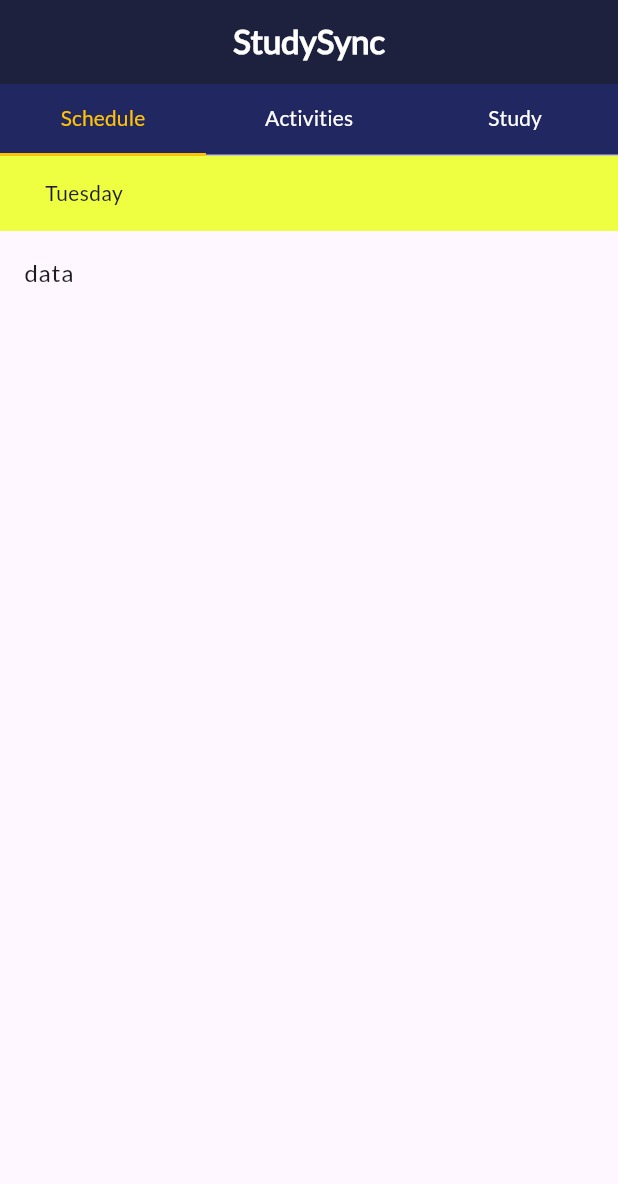
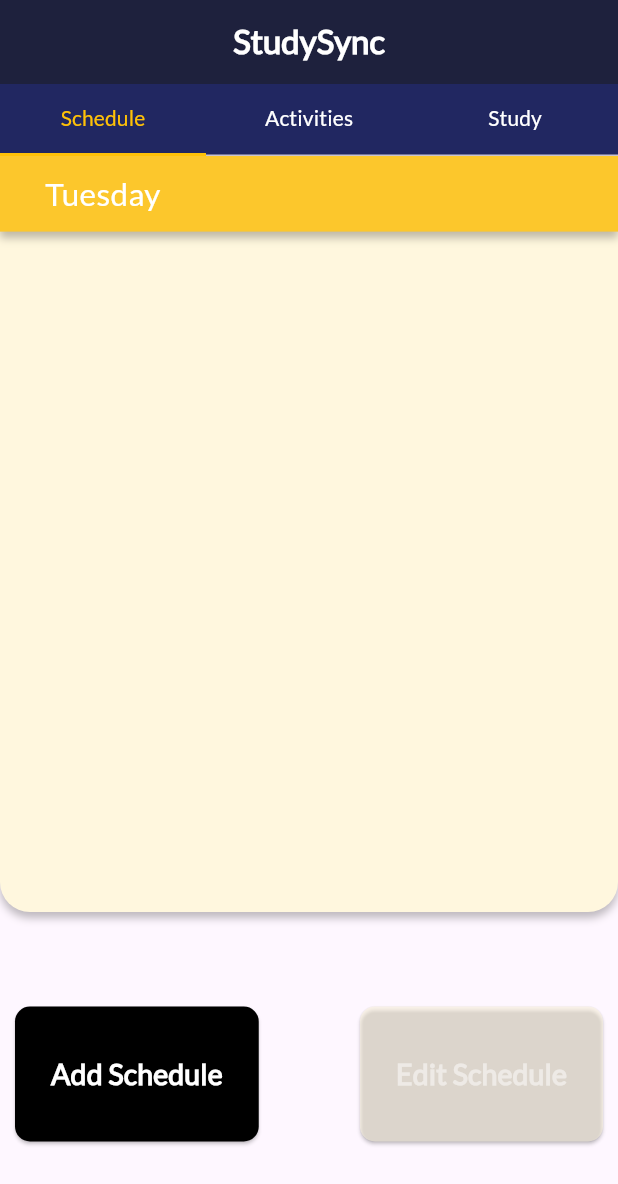
Before and after one commit to NaitoXyan/StudySync, a Flutter app: the screen it shows after launch, on a phone screen of 412 x 824 dp. Shown: the top 1184 px of the screen. Run offline on Flutter 3.47's test engine with Material 3 defaults, Android fonts, the phone set to English and light mode, and no system bars; our stand-ins replace awesome_notifications, shared_preferences.

Commit message:
mana schedule, add schedule

```diff
--- a/lib/activityList.dart
+++ /dev/null
@@ -1 +0,0 @@
-List<Map<String, String>> activitiesList = [];
--- a/lib/activityScreen.dart
+++ b/lib/activityScreen.dart
@@ -3,7 +3,7 @@ import 'package:flutter/material.dart';
 import 'package:intl/intl.dart';
 import 'package:studysync/activityDetails.dart';
 import 'package:studysync/addActivityScreen.dart';
-import 'package:studysync/activityList.dart';
+import 'package:studysync/allList.dart';
 
 class ActivityScreen extends StatefulWidget {
   const ActivityScreen({super.key});
@@ -42,7 +42,9 @@ class _ActivityScreenState extends State<ActivityScreen> with SingleTickerProvid
 
   @override
   void initState() {
+    // repeat one animation
     repeatOnce();
+    // timer to  update activities' color
     timer = Timer.periodic(const Duration(minutes: 1), (timer) {
       setState(() {
         currentTime = DateTime.now();
--- a/lib/addActivityScreen.dart
+++ b/lib/addActivityScreen.dart
@@ -1,6 +1,6 @@
 import 'package:flutter/material.dart';
 import 'package:intl/intl.dart';
-import 'package:studysync/activityList.dart';
+import 'package:studysync/allList.dart';
 import 'package:studysync/activityNotification.dart';
 import 'package:studysync/subjects.dart';
 
--- /dev/null
+++ b/lib/allList.dart
@@ -0,0 +1,5 @@
+// list for activities
+List<Map<String, String>> activitiesList = [];
+List<Map<String, String>> scheduleList = [];
+// list for days
+List<String> days = ['Sunday', 'Monday', 'Tuesday', 'Wednesday', 'Thursday', 'Friday', 'Saturday'];
--- a/lib/schedule.dart
+++ b/lib/schedule.dart
@@ -1,5 +1,7 @@
 import 'package:flutter/material.dart';
 import 'package:intl/intl.dart';
+import 'package:studysync/addSchedule.dart';
+import 'package:studysync/allList.dart';
 
 class ScheduleScreen extends StatefulWidget {
   const ScheduleScreen({super.key});
@@ -8,24 +10,177 @@ class ScheduleScreen extends StatefulWidget {
   State<ScheduleScreen> createState() => _ScheduleScreenState();
 }
 
-class _ScheduleScreenState extends State<ScheduleScreen> {
+class _ScheduleScreenState extends State<ScheduleScreen> with SingleTickerProviderStateMixin {
 
   var date = DateTime.now();
+
+  // defining the Animation Controller
+  late final AnimationController _animationController = AnimationController(
+    duration: const Duration(milliseconds: 400),
+    vsync: this,
+  );
+
+  // defining the Offset of the animation
+  late final Animation<Offset> _offsetAnimation = Tween<Offset>(
+    begin: const Offset(0.0, -1.0),
+    end: const Offset(0.0, 0.0),
+  ).animate(
+      CurvedAnimation(
+        parent: _animationController,
+        curve: Curves.ease,
+      )
+  );
+
+  //make animation perform once and stop
+  void repeatOnce() async {
+    await _animationController.forward();
+  }
+
+  @override
+  void initState() {
+    repeatOnce();
+    super.initState();
+  }
+
+  @override
+  void dispose() {
+    _animationController.dispose();
+    super.dispose();
+  }
 
   @override
   Widget build (BuildContext context) {
     return Column(
       children: [
+        Expanded(
+            flex: 7,
+            child: SlideTransition(
+              // the offset which we define above
+              position: _offsetAnimation,
+              child: Container(
+                decoration: const BoxDecoration(
+                    color: Color(0xFFFFF7DE),
+                    borderRadius: BorderRadius.only(
+                      bottomLeft: Radius.circular(20),
+                      bottomRight: Radius.circular(20),
+                    ),
+                    boxShadow: [
+                      BoxShadow(
+                        color: Color(0x40000000),
+                        blurRadius: 4,
+                        offset: Offset(0, 4),
+                      )]),
+                child: Column(
+                  children: [
                     scheduleDay(),
-        Expanded(child: scheduleList(),)
+                    scheduleListBuilder()
+                  ],
+                ),
+              ),
+            )
+        ),
+
+        Expanded(
+          flex: 3,
+          child: Padding(
+            padding: const EdgeInsets.symmetric(horizontal: 10),
+            child: Row(
+              mainAxisAlignment: MainAxisAlignment.spaceBetween,
+              children: [
+                SizedBox(
+                  height: 90,
+                  child: ElevatedButton(
+                    onPressed: () async {
+                      final result = await Navigator.push(
+                          context,
+                          MaterialPageRoute(builder: (context) => AddSchedule())
+                      );
+
+                      if (result != null) {
+                        setState(() {
+                          scheduleList.add(result);
+                        });
+                      }
+                    },
+                    style: ElevatedButton.styleFrom(
+                        backgroundColor: const Color(0xff000000),
+                        shape: RoundedRectangleBorder(
+                            borderRadius: BorderRadius.circular(10.0)
+                        )
+                    ),
+
+                    child: const Text('Add Schedule',
+                      style: TextStyle(
+                          color: Colors.white,
+                          fontSize: 19,
+                          fontWeight: FontWeight.w600
+                      ),
+                    ),
+                  ),
+                ),
+
+                SizedBox(
+                  height: 90,
+                  child: ElevatedButton(
+                    onPressed: () async {
+
+                    },
+                    style: ElevatedButton.styleFrom(
+                        backgroundColor: Color(buttonColor()),
+                        shape: RoundedRectangleBorder(
+                            borderRadius: BorderRadius.circular(10.0)
+                        )
+                    ),
+
+                    child: Text('Edit Schedule',
+                      style: TextStyle(
+                          color: Color(textColor()),
+                          fontSize: 19,
+                          fontWeight: FontWeight.w600
+                      ),
+                    ),
+                  ),
+                ),
+              ],
+            ),
+          )
+        ),
       ],
     );
   }
 
+  textColor() {
+    if (scheduleList.isEmpty) {
+      return 0x80FFFFFF;
+    }
+    else {
+      return 0xFFFFFFFF;
+    }
+  }
+
+  buttonColor() {
+    if (scheduleList.isEmpty) {
+      return 0x80FFF7DE;
+    }
+    else {
+      return 0xFF212761;
+    }
+  }
+
   Widget scheduleDay() {
-    return Container(
-      height: 50,
-      color: Colors.limeAccent,
+    return Expanded(
+      flex: 1,
+      child: Container(
+        decoration: const BoxDecoration(
+          color: Color(0xFFFCC72C),
+          boxShadow: [
+            BoxShadow(
+              color: Color(0x40000000),
+              blurRadius: 4,
+              offset: Offset(0, 4),
+            )
+          ]
+        ),
         child: Row(
           children: [
             Column(
@@ -33,22 +188,49 @@ class _ScheduleScreenState extends State<ScheduleScreen> {
               children: [
                 Container(
                   padding: const EdgeInsets.only(left: 30),
-                child: Text(DateFormat('EEEE').format(date)),
+                  child: Text(DateFormat('EEEE').format(date),
+                    style: const TextStyle(
+                      color: Colors.white,
+                      fontWeight: FontWeight.w500,
+                      fontSize: 21
+                    ),
+                  ),
                 ),
               ],
             )
           ],
         ),
+      ),
     );
   }
 
-  Widget scheduleList() {
-    return ListView(
-      children: const [
-        ListTile(
-          title: Text('data'),
-        )
-      ],
+  Widget scheduleListBuilder() {
+    String dayNow = DateFormat('EEEE').format(date);
+
+    return Expanded(
+      flex: 9,
+      child: ListView.builder(
+        itemCount: scheduleList.length,
+        itemBuilder: (context, index) {
+          if (scheduleList[index]['day'] == dayNow) {
+            return Card(
+              child: ListTile(
+                title: Text(scheduleList[index]['subject'] ?? 'No Subject'),
+                trailing: Text(
+                  //splits it into two lines = \n
+                    '${scheduleList[index]['timeIn'] ?? 'No TimeIn'} - ${scheduleList[index]['timeOut'] ?? 'No TimeOut'}'
+                ),
+                onTap: () {
+
+                },
+              ),
+            );
+          }
+          else {
+            return Container();
+          }
+        },
+      ),
     );
   }
 }
```
Also changed, not shown: lib/addSchedule.dart (added, +281 -0 lines), lib/editSchedule.dart (added, +23 -0 lines). Lines whose indentation alone changed are shown as unchanged.
